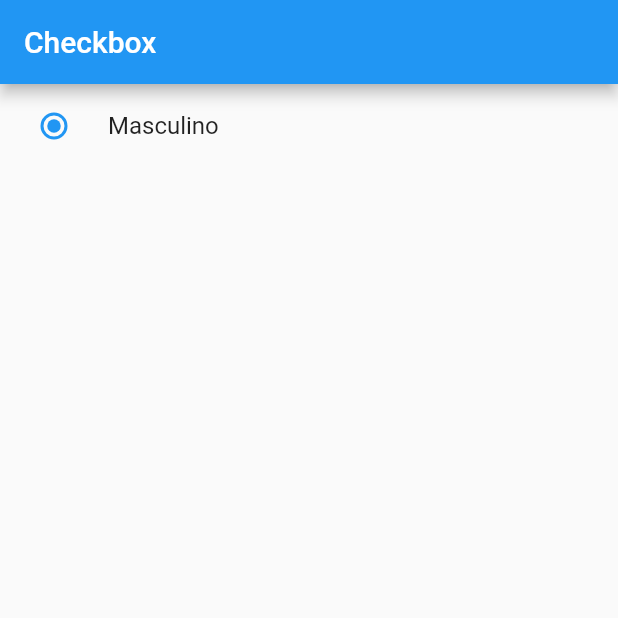
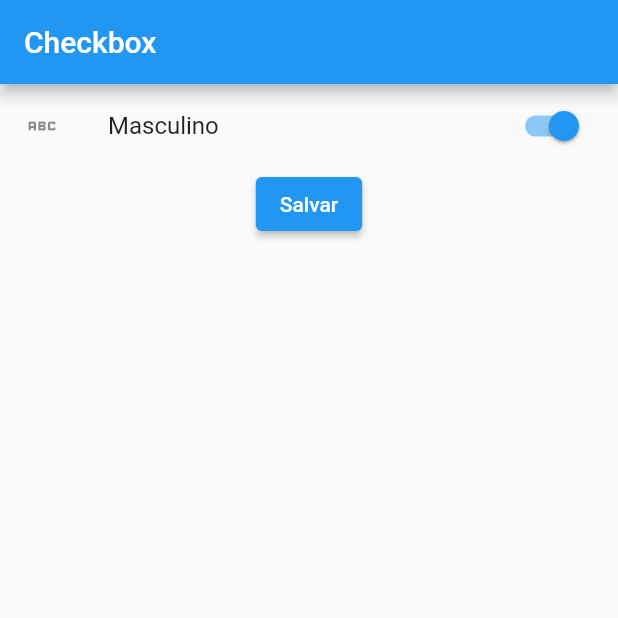
Before and after one commit to Mynameisjohndev/flutterStudying, a Flutter app: the screen it shows after launch, after a tap on "Masculino", on a phone screen of 412 x 824 dp, the top half of it. Run offline on Flutter 3.47's test engine with Material 2 defaults, Android fonts, the phone set to English and light mode, and no system bars.

Commit message:
Using radio switch

```diff
--- a/third_app/lib/main.dart
+++ b/third_app/lib/main.dart
@@ -2,12 +2,13 @@ import 'package:flutter/material.dart';
 import 'package:third_app/checkbox.dart';
 import 'package:third_app/home.dart';
 import 'package:third_app/radioButton.dart';
+import 'package:third_app/switch.dart';
 
 void main() {
   runApp(
     MaterialApp(
       debugShowCheckedModeBanner: false,
-      home: MyRadioButton(),
+      home: MySwitch(),
     )
   );
 }
--- /dev/null
+++ b/third_app/lib/switch.dart
@@ -0,0 +1,53 @@
+import 'package:flutter/material.dart';
+
+class MySwitch extends StatefulWidget {
+  const MySwitch({super.key});
+
+  @override
+  State<MySwitch> createState() => _MySwitchState();
+}
+
+class _MySwitchState extends State<MySwitch> {
+  bool _selected = false;
+
+  @override
+  Widget build(BuildContext context) {
+    return Scaffold(
+      appBar: AppBar(
+        title: const Text("Checkbox"),
+        backgroundColor: Colors.blue,
+      ),
+      body: Container(
+        child: Column(
+          children: <Widget>[
+            SwitchListTile(
+                title: Text("Masculino"),
+                value: _selected,
+                secondary: Icon(Icons.abc),
+                onChanged: (bool value) {
+                  setState(() {
+                    _selected = value;
+                  });
+                }),
+
+            // Switch(
+            //     value: _selected,
+            //     onChanged: (bool value) {
+            //       setState(() {
+            //         _selected = value;
+            //       });
+            //     }),
+            // Text("Receber notificação"),
+            ElevatedButton(
+              onPressed: () {},
+              style: ElevatedButton.styleFrom(backgroundColor: Colors.blue),
+              child: Text(
+                "Salvar",
+              ),
+            )
+          ],
+        ),
+      ),
+    );
+  }
+}
```
